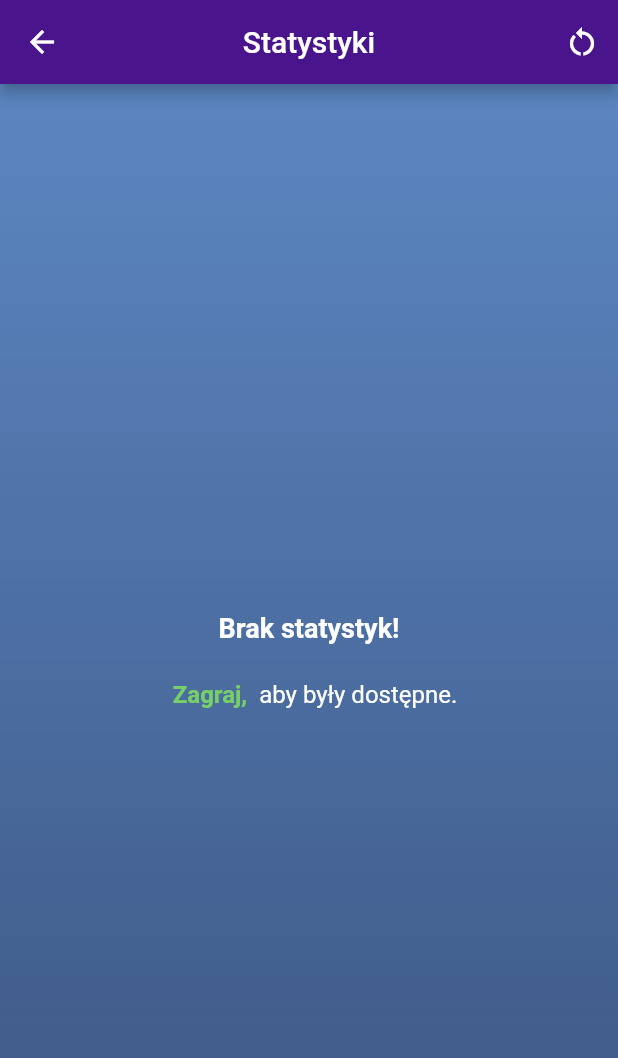
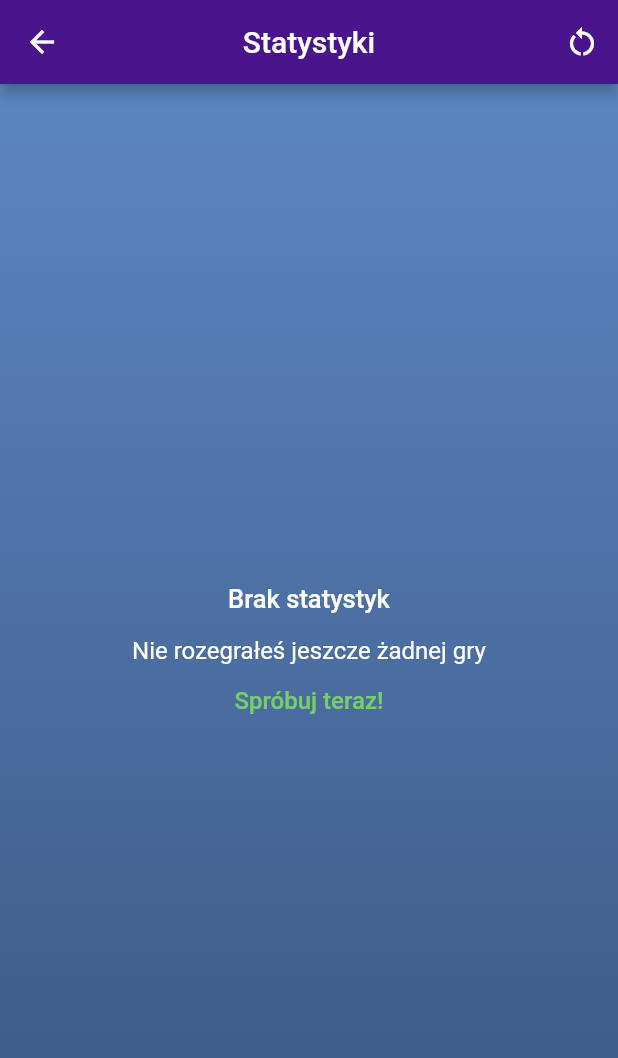
Before and after one commit to MarekRudzki/Slowotok, a Flutter app: the screen it shows after launch, after a tap on "Statystyki", on a phone screen of 412 x 824 dp. Shown: the top 1058 px of the screen. Run offline on Flutter 3.47's test engine with Material 2 defaults, Android fonts, the phone set to English and light mode, and no system bars; our stand-ins replace charts_flutter_new, confetti, hive_flutter; accounts and stored records are empty.

Commit message:
Adjust app appearance with real device

```diff
--- a/lib/src/screens/game_screen/widgets/keyboard_button.dart
+++ b/lib/src/screens/game_screen/widgets/keyboard_button.dart
@@ -39,7 +39,7 @@ class KeyboardButton extends StatelessWidget {
       decoration: BoxDecoration(
         borderRadius: BorderRadius.circular(5),
         color: buttonText == 'BACKSPACE'
-            ? const Color.fromARGB(255, 162, 162, 162)
+            ? const Color.fromARGB(255, 138, 137, 137)
             : buttonText == 'ENTER'
                 ? Constants.correctLetterColor
                 : context.watch<WordsProvider>().letters[buttonText] == 0
--- a/lib/src/screens/home_screen/widgets/menu_button.dart
+++ b/lib/src/screens/home_screen/widgets/menu_button.dart
@@ -16,7 +16,7 @@ class MenuButton extends StatelessWidget {
   Widget build(BuildContext context) {
     return InkWell(
       child: Container(
-        padding: const EdgeInsets.symmetric(horizontal: 35, vertical: 15),
+        padding: const EdgeInsets.symmetric(horizontal: 30, vertical: 12),
         decoration: BoxDecoration(
           borderRadius: BorderRadius.circular(25),
           color: Constants.correctLetterColor.withOpacity(0.75),
@@ -24,7 +24,7 @@ class MenuButton extends StatelessWidget {
         child: Text(
           text,
           style: const TextStyle(
-            fontSize: 18,
+            fontSize: 15,
             fontWeight: FontWeight.w700,
           ),
         ),
--- a/lib/src/screens/home_screen/widgets/start_game_button.dart
+++ b/lib/src/screens/home_screen/widgets/start_game_button.dart
@@ -18,7 +18,7 @@ class StartGameButton extends StatelessWidget {
     return InkWell(
       child: AnimatedContainer(
         duration: const Duration(milliseconds: 800),
-        padding: const EdgeInsets.symmetric(horizontal: 35, vertical: 15),
+        padding: const EdgeInsets.symmetric(horizontal: 30, vertical: 12),
         decoration: BoxDecoration(
           borderRadius: BorderRadius.circular(25),
           color: wordLength == 0 || wordTotalTries == 0
@@ -28,7 +28,7 @@ class StartGameButton extends StatelessWidget {
         child: const Text(
           'Graj',
           style: TextStyle(
-            fontSize: 18,
+            fontSize: 15,
             fontWeight: FontWeight.w700,
           ),
         ),
@@ -38,6 +38,7 @@ class StartGameButton extends StatelessWidget {
           ScaffoldMessenger.of(context).showSnackBar(
             const SnackBar(
               backgroundColor: Constants.gradientBackgroundLighter,
+              duration: Duration(seconds: 2),
               content: Text(
                 'Wybierz długość słowa i liczbę prób',
                 textAlign: TextAlign.center,
--- a/lib/src/screens/home_screen/widgets/word_length_button.dart
+++ b/lib/src/screens/home_screen/widgets/word_length_button.dart
@@ -23,10 +23,10 @@ class WordLengthButton extends StatelessWidget {
       onTap: onPressed,
       child: AnimatedContainer(
         duration: const Duration(milliseconds: 800),
-        width: 44,
-        height: 54,
+        width: 34,
+        height: 44,
         decoration: BoxDecoration(
-          borderRadius: BorderRadius.circular(16),
+          borderRadius: BorderRadius.circular(12),
           color: selectedWordLength == length
               ? Constants.correctLetterColor
               : Constants.noLetterInWordColor,
@@ -35,7 +35,7 @@ class WordLengthButton extends StatelessWidget {
           child: Text(
             length,
             style: const TextStyle(
-              fontSize: 20,
+              fontSize: 17,
               fontWeight: FontWeight.bold,
             ),
           ),
--- a/lib/src/screens/home_screen/widgets/word_length_picker.dart
+++ b/lib/src/screens/home_screen/widgets/word_length_picker.dart
@@ -22,8 +22,8 @@ class WordLengthPicker extends StatelessWidget {
             child: Text(
               'Wybierz długość słowa',
               style: TextStyle(
-                fontSize: 18,
-                fontWeight: FontWeight.w700,
+                fontSize: 16,
+                fontWeight: FontWeight.w600,
               ),
             ),
           ),
--- a/lib/src/screens/home_screen/widgets/word_total_tries_button.dart
+++ b/lib/src/screens/home_screen/widgets/word_total_tries_button.dart
@@ -23,10 +23,10 @@ class WordTotalTriesButton extends StatelessWidget {
       onTap: onPressed,
       child: AnimatedContainer(
         duration: const Duration(milliseconds: 800),
-        width: 44,
-        height: 54,
+        width: 34,
+        height: 44,
         decoration: BoxDecoration(
-          borderRadius: BorderRadius.circular(16),
+          borderRadius: BorderRadius.circular(12),
           color: selectedWordLength == tries
               ? Constants.correctLetterColor
               : Constants.noLetterInWordColor,
@@ -35,7 +35,7 @@ class WordTotalTriesButton extends StatelessWidget {
           child: Text(
             tries,
             style: const TextStyle(
-              fontSize: 20,
+              fontSize: 17,
               fontWeight: FontWeight.bold,
             ),
           ),
--- a/lib/src/screens/home_screen/widgets/word_total_tries_picker.dart
+++ b/lib/src/screens/home_screen/widgets/word_total_tries_picker.dart
@@ -22,8 +22,8 @@ class WordTotalTriesPicker extends StatelessWidget {
             child: Text(
               'Wybierz liczbę prób',
               style: TextStyle(
-                fontSize: 18,
-                fontWeight: FontWeight.w700,
+                fontSize: 16,
+                fontWeight: FontWeight.w600,
               ),
             ),
           ),
--- a/lib/src/screens/stats_screen/stats_screen.dart
+++ b/lib/src/screens/stats_screen/stats_screen.dart
@@ -26,7 +26,9 @@ class StatsScreen extends StatelessWidget {
 
           return Scaffold(
             appBar: AppBar(
-              title: const Text('Statystyki'),
+              title: const Text(
+                'Statystyki',
+              ),
               centerTitle: true,
               actions: [
                 StatsReset(wordsProvider: wordsProvider),
--- a/lib/src/screens/stats_screen/widgets/charts/games_won_pie_chart.dart
+++ b/lib/src/screens/stats_screen/widgets/charts/games_won_pie_chart.dart
@@ -54,7 +54,7 @@ class _WinLosePieChartState extends State<WinLosePieChart> {
     ];
 
     return SizedBox(
-      height: 215,
+      height: 180,
       child: PieChart<String>(
         [
           Series<_WinLoseStats, String>(
@@ -91,10 +91,10 @@ class _WinLosePieChartState extends State<WinLosePieChart> {
         behaviors: [
           DatumLegend(
             position: BehaviorPosition.end,
-            cellPadding: const EdgeInsets.only(right: 25, top: 35),
+            cellPadding: const EdgeInsets.only(right: 45, top: 35),
             outsideJustification: OutsideJustification.middleDrawArea,
             entryTextStyle: const TextStyleSpec(
-              fontSize: 15,
+              fontSize: 13,
             ),
           ),
         ],
--- a/lib/src/screens/stats_screen/widgets/game_counter.dart
+++ b/lib/src/screens/stats_screen/widgets/game_counter.dart
@@ -12,7 +12,7 @@ class GameCounter extends StatelessWidget {
   @override
   Widget build(BuildContext context) {
     return Padding(
-      padding: const EdgeInsets.only(top: 20),
+      padding: const EdgeInsets.only(top: 15),
       child: Column(
         children: [
           Row(
@@ -21,14 +21,14 @@ class GameCounter extends StatelessWidget {
               const Text(
                 'Łączna liczba rozgrywek: ',
                 style: TextStyle(
-                  fontSize: 17,
+                  fontSize: 16,
                   fontWeight: FontWeight.w700,
                 ),
               ),
               Text(
                 statsBox.get('game_counter').toString(),
                 style: TextStyle(
-                  fontSize: 20,
+                  fontSize: 18,
                   fontWeight: FontWeight.bold,
                   color: Colors.green.shade400,
                 ),
--- a/lib/src/screens/stats_screen/widgets/no_statistics.dart
+++ b/lib/src/screens/stats_screen/widgets/no_statistics.dart
@@ -10,39 +10,36 @@ class NoStatistics extends StatelessWidget {
     return Column(
       mainAxisAlignment: MainAxisAlignment.center,
       children: [
+        const Text(
+          'Brak statystyk',
+          style: TextStyle(
+            fontSize: 17,
+            fontWeight: FontWeight.w500,
+          ),
+        ),
         const SizedBox(
           height: 15,
         ),
-        const Text(
-          'Brak statystyk!',
-          style: TextStyle(
-            fontSize: 18,
-            fontWeight: FontWeight.w700,
-          ),
-        ),
-        const SizedBox(
-          height: 10,
-        ),
-        Row(
+        Column(
           mainAxisAlignment: MainAxisAlignment.center,
           children: [
+            const Text(
+              'Nie rozegrałeś jeszcze żadnej gry',
+              style: TextStyle(
+                fontSize: 16,
+              ),
+            ),
             TextButton(
               onPressed: () {
                 Navigator.of(context).pop();
               },
               child: const Text(
-                'Zagraj,',
+                'Spróbuj teraz!',
                 style: TextStyle(
                   color: Color.fromARGB(206, 129, 231, 92),
-                  fontWeight: FontWeight.bold,
+                  fontWeight: FontWeight.w500,
                   fontSize: 16,
                 ),
-              ),
-            ),
-            const Text(
-              'aby były dostępne.',
-              style: TextStyle(
-                fontSize: 16,
               ),
             ),
           ],
--- a/lib/src/screens/stats_screen/widgets/top_choices.dart
+++ b/lib/src/screens/stats_screen/widgets/top_choices.dart
@@ -21,7 +21,7 @@ class TopChoices extends StatelessWidget {
           'Najczęściej wybierana:',
           style: TextStyle(
             fontSize: 16,
-            fontWeight: FontWeight.w700,
+            fontWeight: FontWeight.w500,
           ),
         ),
         const SizedBox(
--- a/lib/src/services/constants.dart
+++ b/lib/src/services/constants.dart
@@ -1,7 +1,7 @@
 import 'package:flutter/material.dart';
 
 class Constants {
-  static const Color initialColor = Color.fromARGB(255, 224, 224, 224);
+  static const Color initialColor = Color.fromARGB(255, 205, 201, 201);
   static const Color backgroundColor = Color.fromARGB(133, 0, 0, 0);
   static const Color correctLetterColor = Color.fromARGB(255, 74, 222, 79);
   static const Color wrongLetterColor = Color.fromARGB(255, 225, 193, 51);
```
Also changed, not shown: lib/src/common_widgets/game_instructions.dart (+39 -24 lines), lib/src/screens/game_screen/game_screen.dart (+19 -6 lines), lib/src/screens/game_screen/widgets/end_game_alert_dialog.dart (+21 -3 lines), lib/src/screens/stats_screen/widgets/win_percentage.dart (+25 -10 lines), assets/letter_correct_place.png, assets/letter_incorrect_place.png, assets/no_letter_in_word.png.
